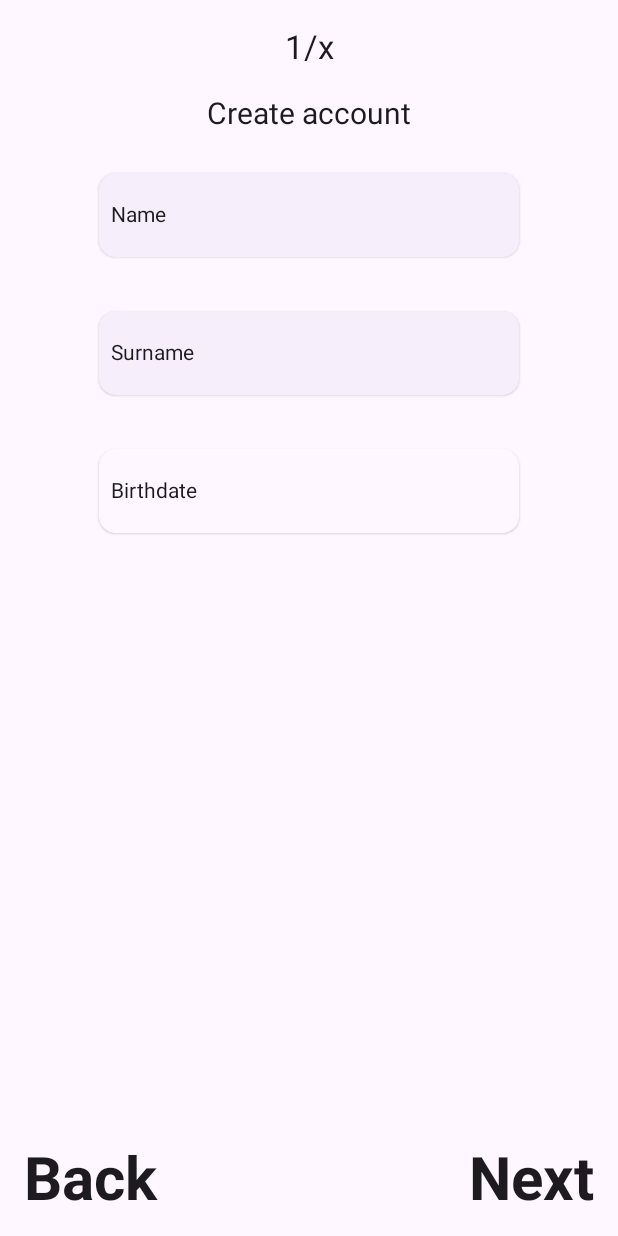
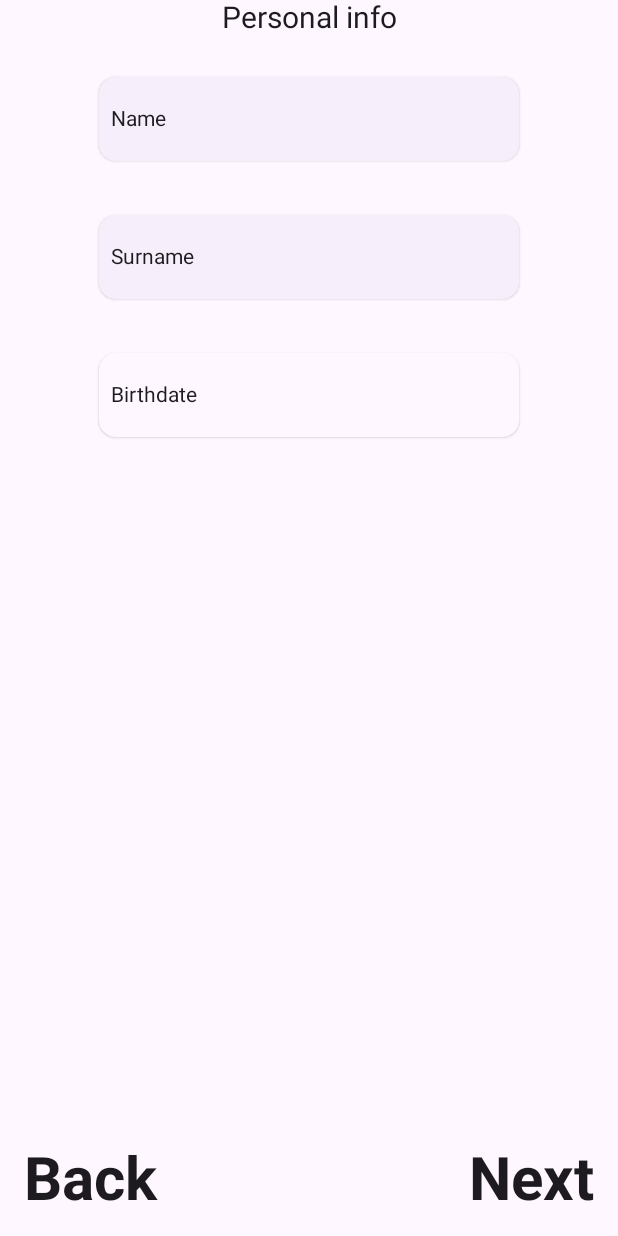
Before and after one commit to Golem1132/NewsDispatcher, an Android app built with Jetpack Compose: the @Preview function PreviewPersonalInfoScreen, on a phone screen of 412 x 824 dp. Run offline under Robolectric (Android 15) with nearby library versions, the phone set to English and light mode, and no system bars.

```diff
--- a/app/src/main/java/com/example/newsdispatcher/screen/createaccontscreen/PersonalInfoScreen.kt
+++ b/app/src/main/java/com/example/newsdispatcher/screen/createaccontscreen/PersonalInfoScreen.kt
@@ -32,13 +32,15 @@ import androidx.compose.ui.tooling.preview.Preview
 import androidx.compose.ui.unit.dp
 import androidx.compose.ui.unit.em
 import androidx.compose.ui.unit.sp
+import androidx.navigation.NavHostController
+import androidx.navigation.compose.rememberNavController
 import com.example.newsdispatcher.widgets.ElevatedText
 import com.example.newsdispatcher.widgets.ElevatedTextField
 import java.util.Locale
 
 @OptIn(ExperimentalMaterial3Api::class)
 @Composable
-fun PersonalInfoScreen() {
+fun PersonalInfoScreen(navController: NavHostController, currentPage: Int?, maxPage: Int?) {
     var nameInput by remember {
         mutableStateOf("")
     }
@@ -59,7 +61,11 @@ fun PersonalInfoScreen() {
         mutableStateOf(false)
     }
     Scaffold(
-        topBar = { CenterAlignedTopAppBar(title = { Text(text = "1/x") }) },
+        topBar = {
+
+            if (currentPage != null && maxPage != null)
+                CenterAlignedTopAppBar(title = { Text(text = "$currentPage/$maxPage") })
+        },
         bottomBar = {
             BottomAppBar(containerColor = Color.Transparent) {
                 Row(
@@ -70,13 +76,17 @@ fun PersonalInfoScreen() {
                 ) {
                     Text(
                         text = "Back",
-                        modifier = Modifier.clickable { },
+                        modifier = Modifier.clickable {
+                            navController.popBackStack()
+                        },
                         fontSize = 5.em,
                         fontWeight = FontWeight.Bold
                     )
                     Text(
                         text = "Next",
-                        modifier = Modifier.clickable { },
+                        modifier = Modifier.clickable {
+                            navController.navigate("PickSources")
+                        },
                         fontSize = 5.em,
                         fontWeight = FontWeight.Bold
                     )
@@ -93,7 +103,7 @@ fun PersonalInfoScreen() {
             Text(
                 modifier = Modifier
                     .weight(1f, false),
-                text = "Create account", fontSize = 20.sp
+                text = "Personal info", fontSize = 20.sp
             )
             Spacer(
                 modifier = Modifier
@@ -169,5 +179,5 @@ fun PersonalInfoScreen() {
 @Preview
 @Composable
 fun PreviewPersonalInfoScreen() {
-    PersonalInfoScreen()
+    PersonalInfoScreen(rememberNavController(), null, null)
 }
```
Also changed, not shown: app/src/main/java/com/example/newsdispatcher/navigation/NewsDispatcherNavigation.kt (+35 -2 lines), app/src/main/java/com/example/newsdispatcher/screen/accountscreen/AccountScreen.kt (+8 -2 lines), app/src/main/java/com/example/newsdispatcher/screen/createaccontscreen/CredentialsScreen.kt (+20 -6 lines), app/src/main/java/com/example/newsdispatcher/screen/createaccontscreen/PickSourcesScreen.kt (+15 -6 lines), app/src/main/java/com/example/newsdispatcher/screen/loginscreen/LoginScreen.kt (+8 -4 lines), app/src/main/java/com/example/newsdispatcher/screen/newsscreen/NewsScreen.kt (+17 -4 lines), app/src/main/java/com/example/newsdispatcher/screen/webviewscreen/WebViewScreen.kt (+12 -3 lines).
